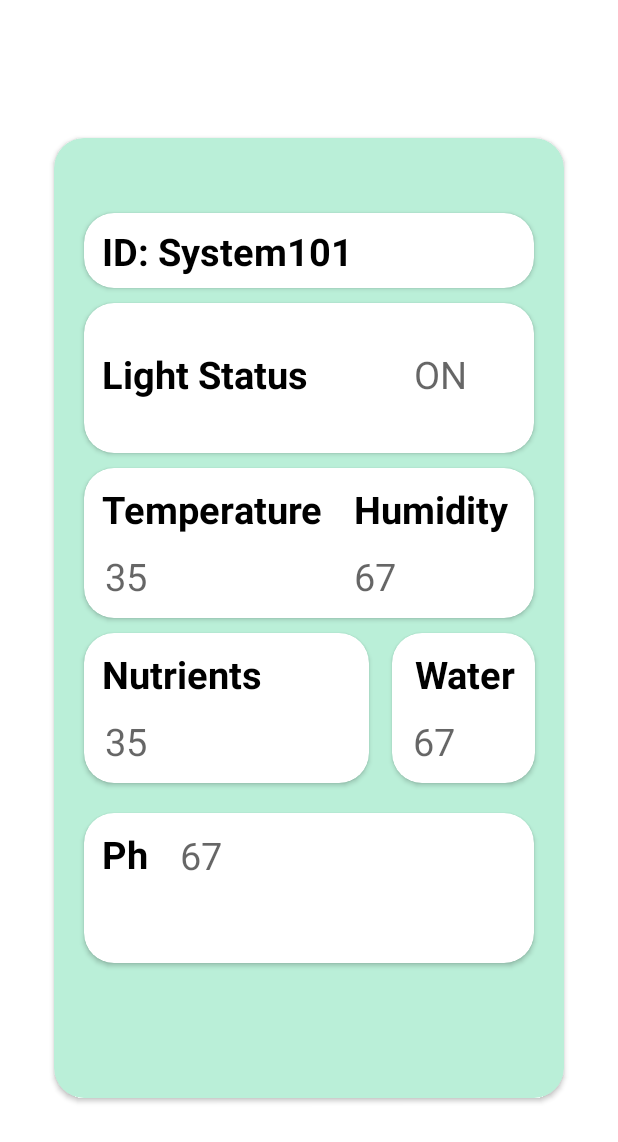
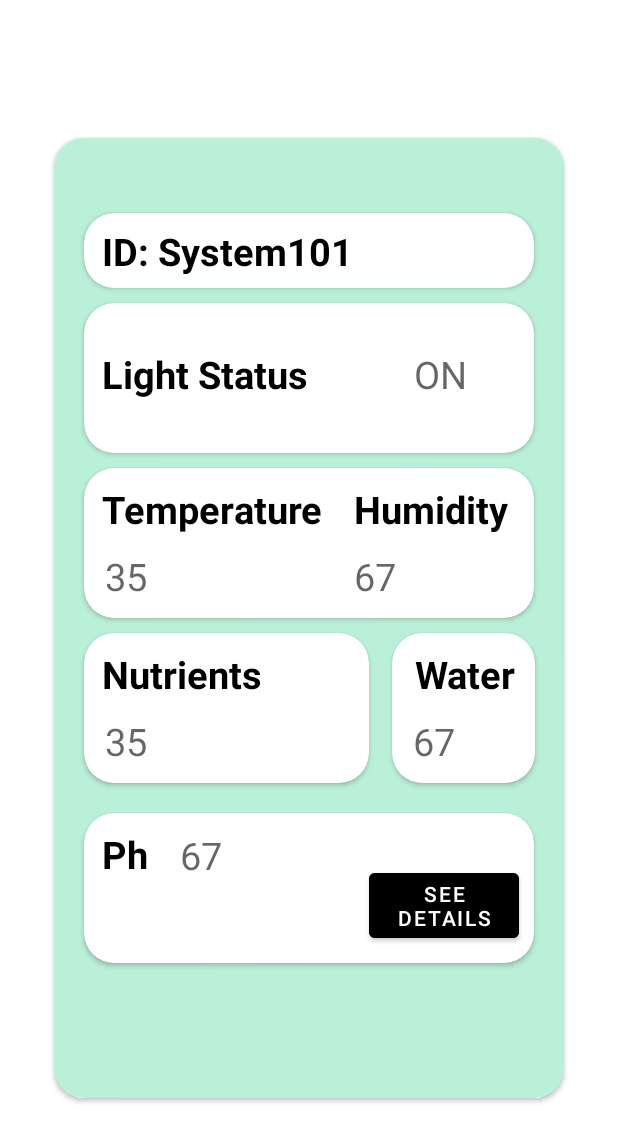
Before and after one commit to yashambkr/VirtualFarm, an Android app: the layout activity_dashboard.xml on its own in the app's theme, with its tools: preview values and no code run, on a phone screen of 412 x 824 dp. Shown: the top 1142 px of the screen. Run offline under Robolectric (Android 15) with nearby library versions, the phone set to English and light mode, and no system bars.

```diff
--- a/app/build.gradle
+++ b/app/build.gradle
@@ -53,6 +53,7 @@ dependencies {
     // dependency for picasso for loading image from url
     implementation 'com.squareup.picasso:picasso:2.71828'
     implementation 'androidx.constraintlayout:constraintlayout:2.0.4'
+    implementation 'com.jjoe64:graphview:4.2.2'
 }
 
 apply plugin: 'com.android.application'
--- a/app/src/main/res/layout-v21/activity_dashboard.xml
+++ b/app/src/main/res/layout-v21/activity_dashboard.xml
@@ -232,7 +232,7 @@
             app:cardCornerRadius="20dp">
 
             <RelativeLayout
-                android:layout_width="106dp"
+                android:layout_width="wrap_content"
                 android:layout_height="wrap_content">
 
                 <TextView
@@ -260,6 +260,16 @@
                     android:textAlignment="center"
                     android:textSize="25dp" />
 
+                <Button
+                    android:id="@+id/phDetailBtn"
+                    android:layout_width="wrap_content"
+                    android:layout_height="wrap_content"
+                    android:layout_marginLeft="190dp"
+                    android:layout_marginRight="10dp"
+                    android:layout_marginTop="34dp"
+                    android:backgroundTint="@color/black"
+                    android:text="See Details" />
+
             </RelativeLayout>
 
         </androidx.cardview.widget.CardView>
--- a/app/src/main/res/layout/activity_dashboard.xml
+++ b/app/src/main/res/layout/activity_dashboard.xml
@@ -232,9 +232,18 @@
             app:cardCornerRadius="20dp">
 
             <RelativeLayout
-                android:layout_width="106dp"
+                android:layout_width="wrap_content"
                 android:layout_height="wrap_content">
 
+                <Button
+                    android:id="@+id/phDetailBtn"
+                    android:layout_width="wrap_content"
+                    android:layout_height="wrap_content"
+                    android:layout_marginLeft="190dp"
+                    android:layout_marginRight="10dp"
+                    android:layout_marginTop="34dp"
+                    android:backgroundTint="@color/black"
+                    android:text="See Details" />
                 <TextView
                     android:id="@+id/PHTextView"
                     android:layout_width="wrap_content"
@@ -260,6 +269,8 @@
                     android:textAlignment="center"
                     android:textSize="25dp" />
 
+
+
             </RelativeLayout>
 
         </androidx.cardview.widget.CardView>
```
Also changed, not shown: app/src/main/AndroidManifest.xml (+4 -4 lines), app/src/main/java/com/example/virtualfarm2020/Dashboard.java (+10 -0 lines), app/src/main/java/com/example/virtualfarm2020/DataGraph.java (added, +56 -0 lines), app/src/main/java/com/example/virtualfarm2020/GraphView.java (deleted, +0 -14 lines), app/src/main/java/com/example/virtualfarm2020/PointValue.java (added, +23 -0 lines), app/src/main/res/layout/activity_data_graph.xml (added, +85 -0 lines), app/src/main/res/layout/activity_graph_view.xml (deleted, +0 -9 lines).
